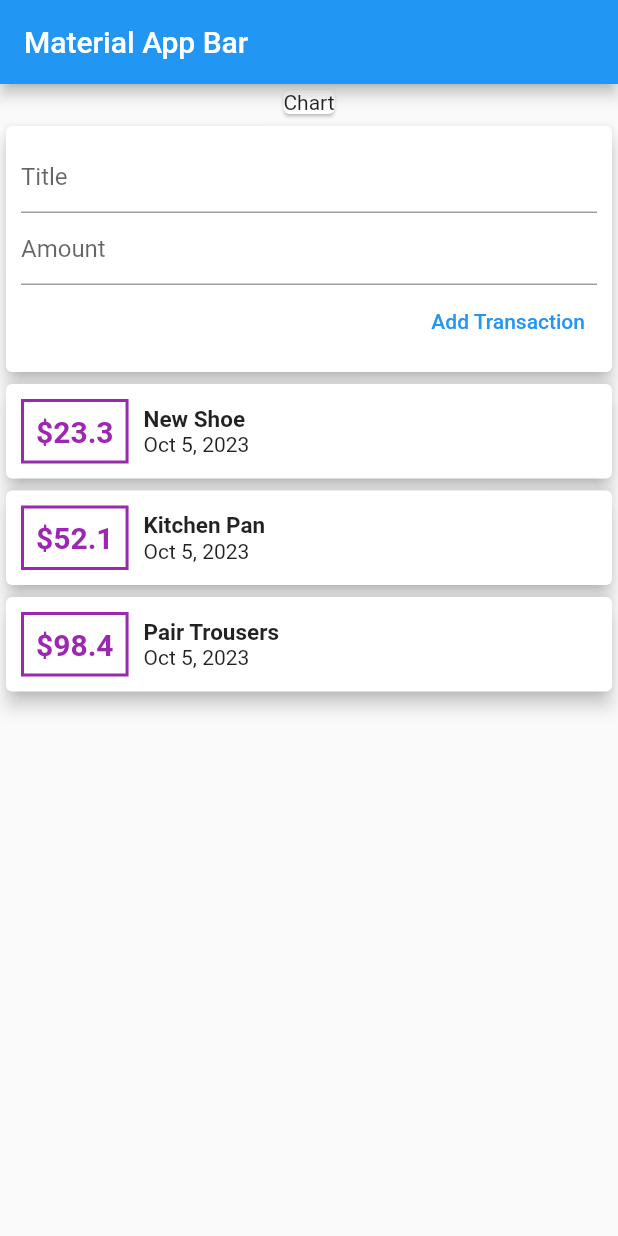
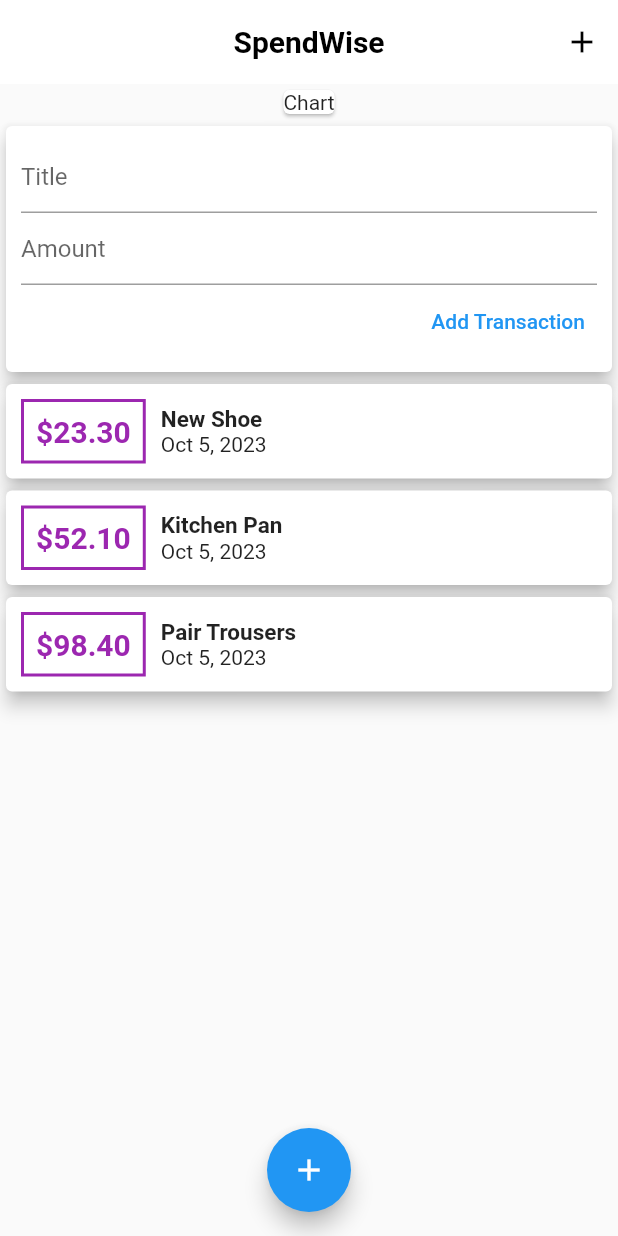
Before and after one commit to ramonyohannes/spendwise.app, a Flutter app: the screen it shows after launch, after a tap on "Add Transaction", on a phone screen of 412 x 824 dp. Run offline on Flutter 3.47's test engine with Material 2 defaults, Android fonts, the phone set to English and light mode, and no system bars.

Commit message:
feat: refactored widgets and added add transaction button

```diff
--- a/lib/screens/home_screen.dart
+++ b/lib/screens/home_screen.dart
@@ -9,16 +9,39 @@ class MyHomePage extends StatelessWidget {
   Widget build(BuildContext context) {
     return Scaffold(
       appBar: AppBar(
-        title: const Text('Material App Bar'),
-      ),
-      body: Column(
-        children: const [
-          Card(
-            child: Text("Chart"),
+        title: const Text(
+          'SpendWise',
+          style: TextStyle(
+            fontWeight: FontWeight.bold,
+            color: Colors.black,
           ),
-          UserTransaction(),
+        ),
+        backgroundColor: Colors.white,
+        elevation: 0,
+        centerTitle: true,
+        actions: [
+          IconButton(
+            onPressed: () {},
+            icon: const Icon(Icons.add),
+            color: Colors.black,
+          ),
         ],
       ),
+      body: SingleChildScrollView(
+        child: Column(
+          children: const [
+            Card(
+              child: Text("Chart"),
+            ),
+            UserTransaction(),
+          ],
+        ),
+      ),
+      floatingActionButton: FloatingActionButton(
+        onPressed: () {},
+        child: const Icon(Icons.add),
+      ),
+      floatingActionButtonLocation: FloatingActionButtonLocation.centerFloat,
     );
   }
 }
--- a/lib/widgets/new_transaction.dart
+++ b/lib/widgets/new_transaction.dart
@@ -4,8 +4,21 @@ class NewTransaction extends StatelessWidget {
   final Function addTx;
   NewTransaction(this.addTx, {super.key});
 
-  final _textController = TextEditingController();
+  final _titleController = TextEditingController();
   final _amountController = TextEditingController();
+
+  void submitTx() {
+    final enteredTitle = _titleController.text;
+    final enteredAmount = double.parse(_amountController.text);
+    if (enteredTitle.isEmpty || enteredAmount <= 0) {
+      return;
+    }
+
+    addTx(
+      enteredTitle,
+      enteredAmount,
+    );
+  }
 
   @override
   Widget build(BuildContext context) {
@@ -18,17 +31,17 @@ class NewTransaction extends StatelessWidget {
           children: [
             TextField(
               decoration: const InputDecoration(hintText: "Title"),
-              controller: _textController,
+              controller: _titleController,
+              onSubmitted: (_) => submitTx(),
             ),
             TextField(
               decoration: const InputDecoration(hintText: "Amount"),
               controller: _amountController,
+              keyboardType: TextInputType.number,
+              onSubmitted: (_) => submitTx(),
             ),
             TextButton(
-              onPressed: () => addTx(
-                _textController.text,
-                double.parse(_amountController.text),
-              ),
+              onPressed: submitTx,
               child: const Text("Add Transaction"),
             ),
           ],
--- a/lib/widgets/transaction_list.dart
+++ b/lib/widgets/transaction_list.dart
@@ -8,9 +8,11 @@ class TransactionList extends StatelessWidget {
 
   @override
   Widget build(BuildContext context) {
-    return Column(
-      children: [
-        ...userTransactions.map((tx) {
+    return SizedBox(
+      height: 500,
+      child: ListView.builder(
+        itemCount: userTransactions.length,
+        itemBuilder: (BuildContext context, int index) {
           return Card(
             elevation: 5,
             child: Row(
@@ -26,7 +28,7 @@ class TransactionList extends StatelessWidget {
                   child: Padding(
                     padding: const EdgeInsets.all(8.0),
                     child: Text(
-                      "\$${tx.amount}",
+                      "\$${userTransactions[index].amount.toStringAsFixed(2)}",
                       style: const TextStyle(
                         fontWeight: FontWeight.bold,
                         fontSize: 20,
@@ -39,22 +41,22 @@ class TransactionList extends StatelessWidget {
                   crossAxisAlignment: CrossAxisAlignment.start,
                   children: [
                     Text(
-                      tx.title,
+                      userTransactions[index].title,
                       style: const TextStyle(
                         fontWeight: FontWeight.bold,
                         fontSize: 15,
                       ),
                     ),
                     Text(
-                      DateFormat.yMMMd().format(tx.date),
+                      DateFormat.yMMMd().format(userTransactions[index].date),
                     )
                   ],
                 ),
               ],
             ),
           );
-        }).toList(),
-      ],
+        },
+      ),
     );
   }
 }
```
